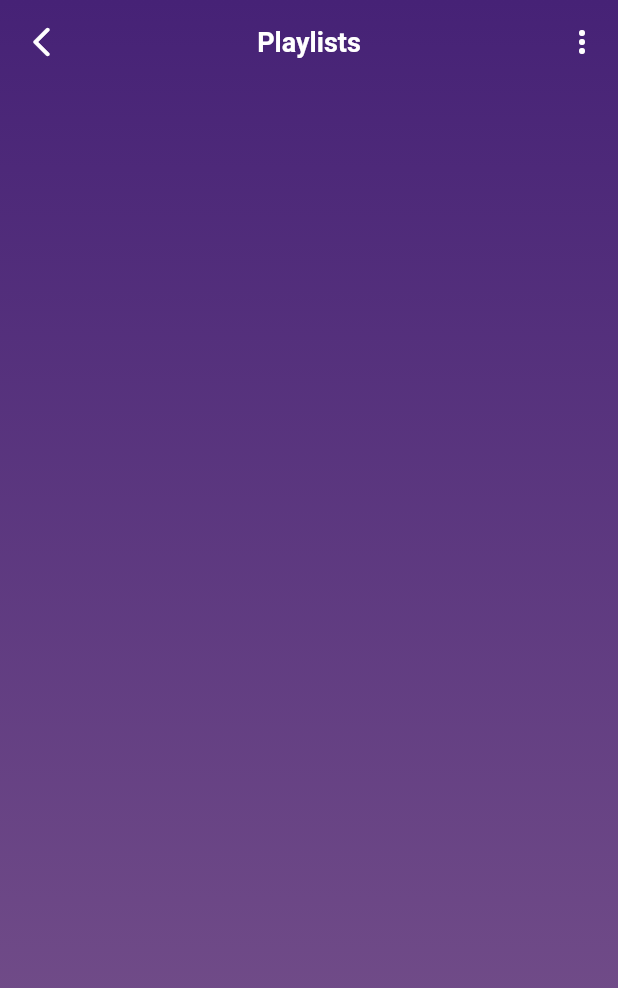
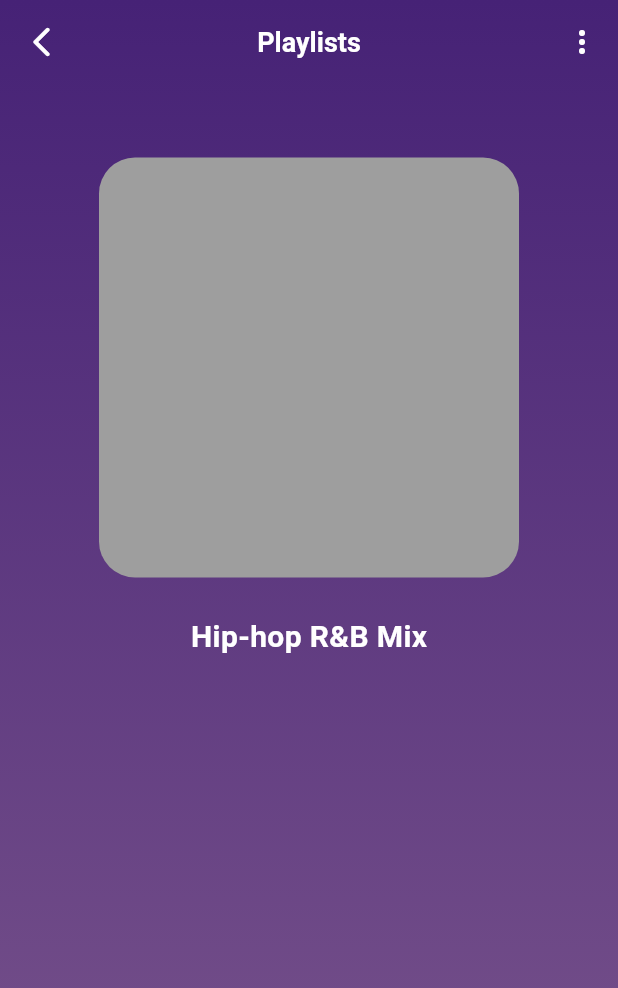
Before and after one commit to AlexEduV/music_player_flutter, a Flutter app: the PlaylistDetailsPage screen opened by its route, on a phone screen of 412 x 824 dp. Shown: the top 988 px of the screen. Run offline on Flutter 3.47's test engine with Material 3 defaults, Android fonts, the phone set to English and light mode, and no system bars; our stand-ins replace gap, go_router.

Commit message:
working on a details page;

```diff
--- a/lib/pages/playlist_details_page.dart
+++ b/lib/pages/playlist_details_page.dart
@@ -1,4 +1,5 @@
 import 'package:flutter/material.dart';
+import 'package:gap/gap.dart';
 import 'package:go_router/go_router.dart';
 
 class PlaylistDetailsPage extends StatefulWidget {
@@ -54,8 +55,44 @@ class _PlaylistDetailsPageState extends State<PlaylistDetailsPage> {
             ],
           ),
         ),
-        child: const SingleChildScrollView(
+        child: SingleChildScrollView(
 
+          child: Column(
+            children: [
+
+              //big cover picture centered
+              Center(
+                child: Container(
+                  margin: const EdgeInsets.only(top: 80),
+                  decoration: BoxDecoration(
+                    borderRadius: BorderRadius.circular(24.0),
+                    color: Colors.grey,
+                  ),
+                  height: 280,
+                  width: 280,
+                ),
+              ),
+
+              const Gap(25.0),
+
+              //playlist title
+              const Text(
+                'Hip-hop R&B Mix',
+                style: TextStyle(
+                  fontWeight: FontWeight.bold,
+                  fontSize: 20,
+                  color: Colors.white,
+                ),
+              ),
+
+              const Gap(30.0),
+
+              //shuffling bar
+
+              //playlist listView
+
+            ],
+          )
         ),
       ),
     );
```
